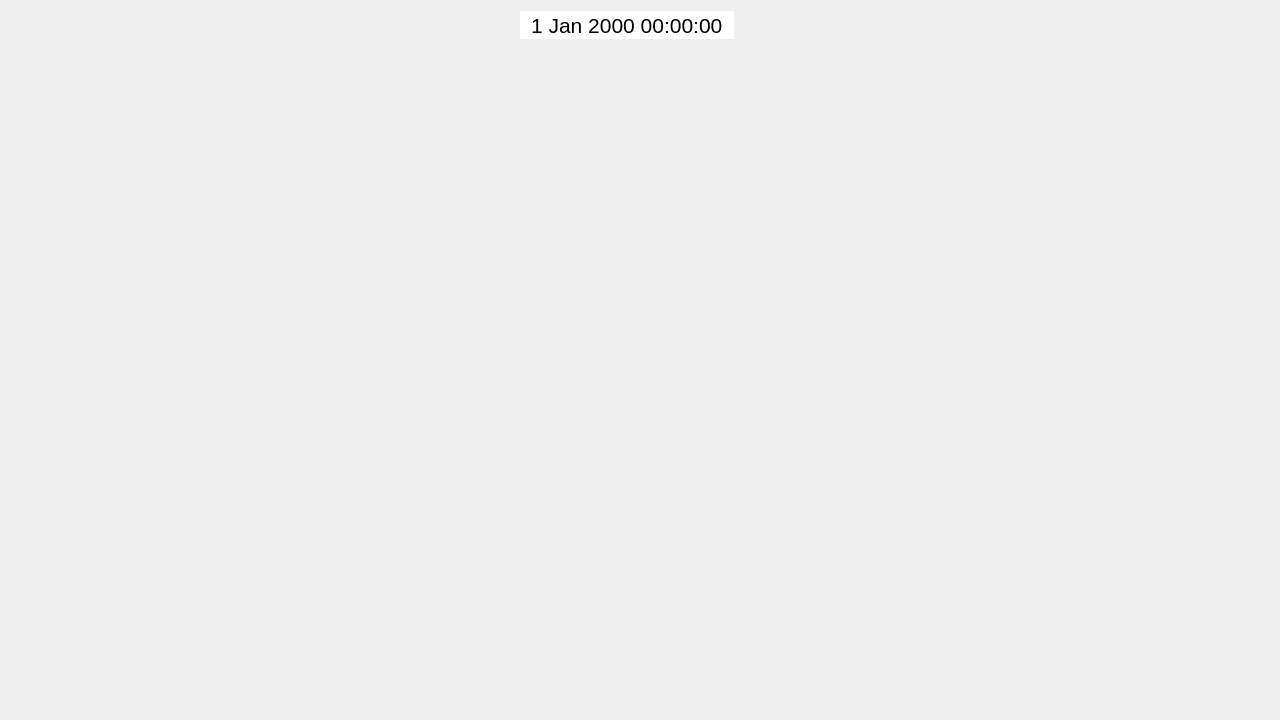
Old version of the form main/MirrorFrame.ui in the repository Risca/magicmirror.
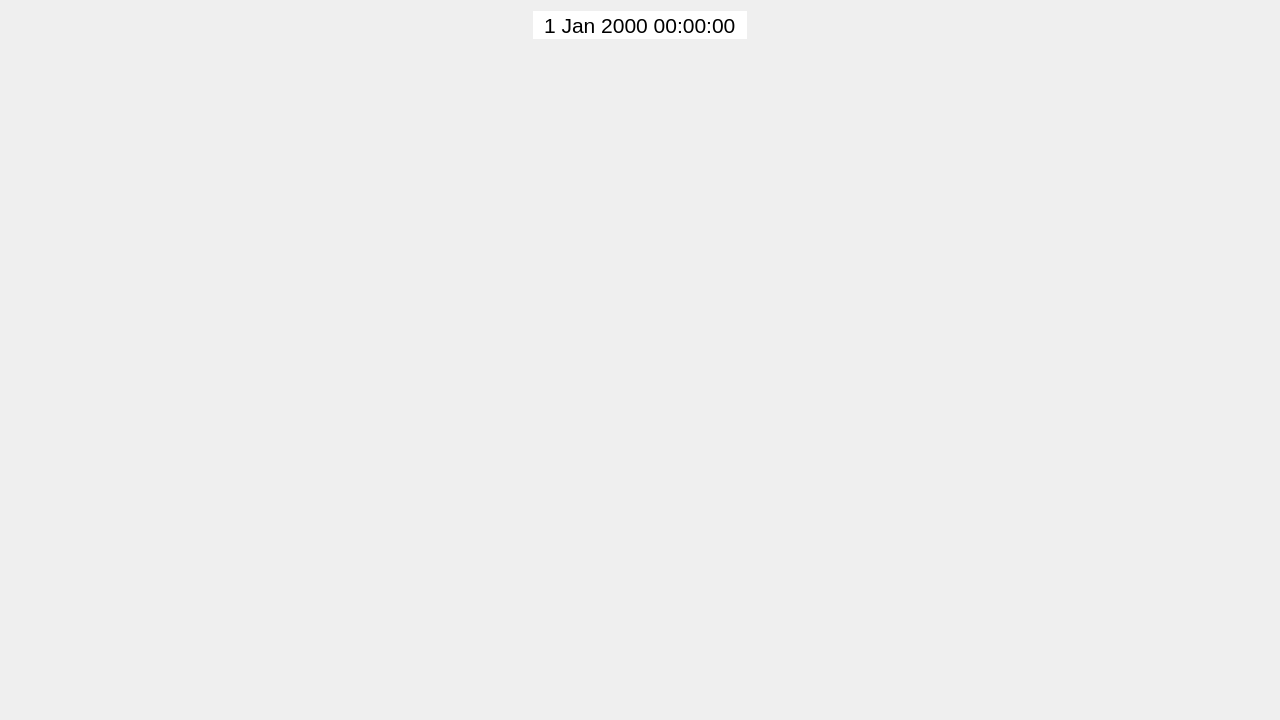
New version of the form.

```diff
--- a/main/MirrorFrame.ui
+++ b/main/MirrorFrame.ui
@@ -12,10 +12,10 @@
   </property>
   <layout class="QVBoxLayout" name="verticalLayout" stretch="0,1,0">
    <item>
-    <layout class="QHBoxLayout" name="topHorizontalLayout" stretch="1,0">
+    <layout class="QHBoxLayout" name="topHorizontalLayout" stretch="1">
      <item>
-      <layout class="QGridLayout" name="gridLayout_2">
-       <item row="1" column="0">
+      <layout class="QGridLayout" name="gridLayout">
+       <item row="1" column="1">
         <spacer name="verticalSpacer_5">
          <property name="orientation">
           <enum>Qt::Vertical</enum>
@@ -28,93 +28,55 @@
          </property>
         </spacer>
        </item>
-       <item row="0" column="0">
-        <layout class="QHBoxLayout" name="horizontalLayout" stretch="1,0,1">
-         <item>
-          <spacer name="horizontalSpacer">
-           <property name="orientation">
-            <enum>Qt::Horizontal</enum>
-           </property>
-           <property name="sizeHint" stdset="0">
-            <size>
-             <width>40</width>
-             <height>20</height>
-            </size>
-           </property>
-          </spacer>
-         </item>
-         <item>
-          <widget class="QDateTimeEdit" name="clock">
-           <property name="font">
-            <font>
-             <pointsize>16</pointsize>
-            </font>
-           </property>
-           <property name="focusPolicy">
-            <enum>Qt::NoFocus</enum>
-           </property>
-           <property name="frame">
-            <bool>false</bool>
-           </property>
-           <property name="alignment">
-            <set>Qt::AlignCenter</set>
-           </property>
-           <property name="readOnly">
-            <bool>true</bool>
-           </property>
-           <property name="buttonSymbols">
-            <enum>QAbstractSpinBox::NoButtons</enum>
-           </property>
-           <property name="keyboardTracking">
-            <bool>false</bool>
-           </property>
-          </widget>
-         </item>
-         <item>
-          <spacer name="horizontalSpacer_2">
-           <property name="orientation">
-            <enum>Qt::Horizontal</enum>
-           </property>
-           <property name="sizeHint" stdset="0">
-            <size>
-             <width>40</width>
-             <height>20</height>
-            </size>
-           </property>
-          </spacer>
-         </item>
-        </layout>
-       </item>
-      </layout>
-     </item>
-     <item>
-      <layout class="QVBoxLayout" name="verticalLayout_3" stretch="0,1">
-       <item>
-        <widget class="QLabel" name="versionLabel">
+       <item row="0" column="1">
+        <widget class="QDateTimeEdit" name="clock">
          <property name="font">
           <font>
-           <pointsize>10</pointsize>
-           <weight>50</weight>
-           <bold>false</bold>
+           <pointsize>16</pointsize>
           </font>
          </property>
-         <property name="text">
-          <string/>
+         <property name="focusPolicy">
+          <enum>Qt::NoFocus</enum>
+         </property>
+         <property name="frame">
+          <bool>false</bool>
          </property>
          <property name="alignment">
-          <set>Qt::AlignRight|Qt::AlignTrailing|Qt::AlignVCenter</set>
+          <set>Qt::AlignCenter</set>
+         </property>
+         <property name="readOnly">
+          <bool>true</bool>
+         </property>
+         <property name="buttonSymbols">
+          <enum>QAbstractSpinBox::NoButtons</enum>
+         </property>
+         <property name="keyboardTracking">
+          <bool>false</bool>
          </property>
         </widget>
        </item>
-       <item>
-        <spacer name="verticalSpacer_4">
+       <item row="0" column="0" rowspan="2">
+        <spacer name="horizontalSpacer">
          <property name="orientation">
-          <enum>Qt::Vertical</enum>
+          <enum>Qt::Horizontal</enum>
          </property>
          <property name="sizeHint" stdset="0">
           <size>
-           <width>20</width>
-           <height>40</height>
+           <width>40</width>
+           <height>20</height>
+          </size>
+         </property>
+        </spacer>
+       </item>
+       <item row="0" column="2" rowspan="2">
+        <spacer name="horizontalSpacer_2">
+         <property name="orientation">
+          <enum>Qt::Horizontal</enum>
+         </property>
+         <property name="sizeHint" stdset="0">
+          <size>
+           <width>40</width>
+           <height>20</height>
           </size>
          </property>
         </spacer>
@@ -137,7 +99,7 @@
     </spacer>
    </item>
    <item>
-    <layout class="QHBoxLayout" name="bottomHorizontalLayout" stretch="0">
+    <layout class="QHBoxLayout" name="bottomHorizontalLayout" stretch="0,0">
      <item>
       <spacer name="horizontalSpacer_3">
        <property name="orientation">
@@ -151,6 +113,40 @@
        </property>
       </spacer>
      </item>
+     <item>
+      <layout class="QVBoxLayout" name="verticalLayout_3" stretch="1,0">
+       <item>
+        <spacer name="verticalSpacer_4">
+         <property name="orientation">
+          <enum>Qt::Vertical</enum>
+         </property>
+         <property name="sizeHint" stdset="0">
+          <size>
+           <width>20</width>
+           <height>40</height>
+          </size>
+         </property>
+        </spacer>
+       </item>
+       <item>
+        <widget class="QLabel" name="versionLabel">
+         <property name="font">
+          <font>
+           <pointsize>10</pointsize>
+           <weight>50</weight>
+           <bold>false</bold>
+          </font>
+         </property>
+         <property name="text">
+          <string/>
+         </property>
+         <property name="alignment">
+          <set>Qt::AlignRight|Qt::AlignTrailing|Qt::AlignVCenter</set>
+         </property>
+        </widget>
+       </item>
+      </layout>
+     </item>
     </layout>
    </item>
   </layout>
```
